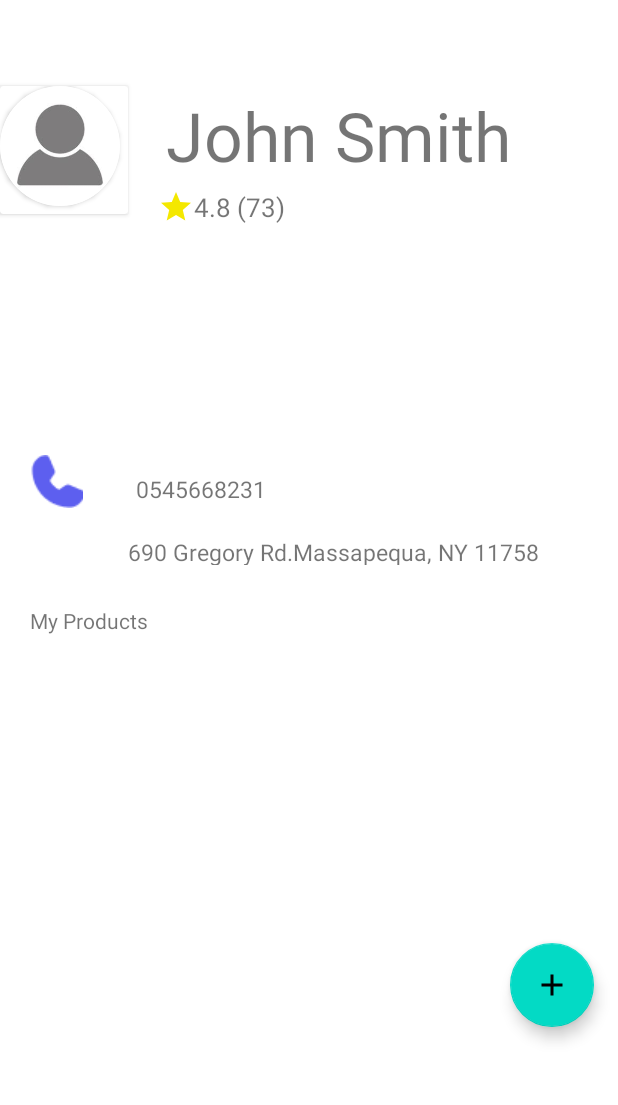
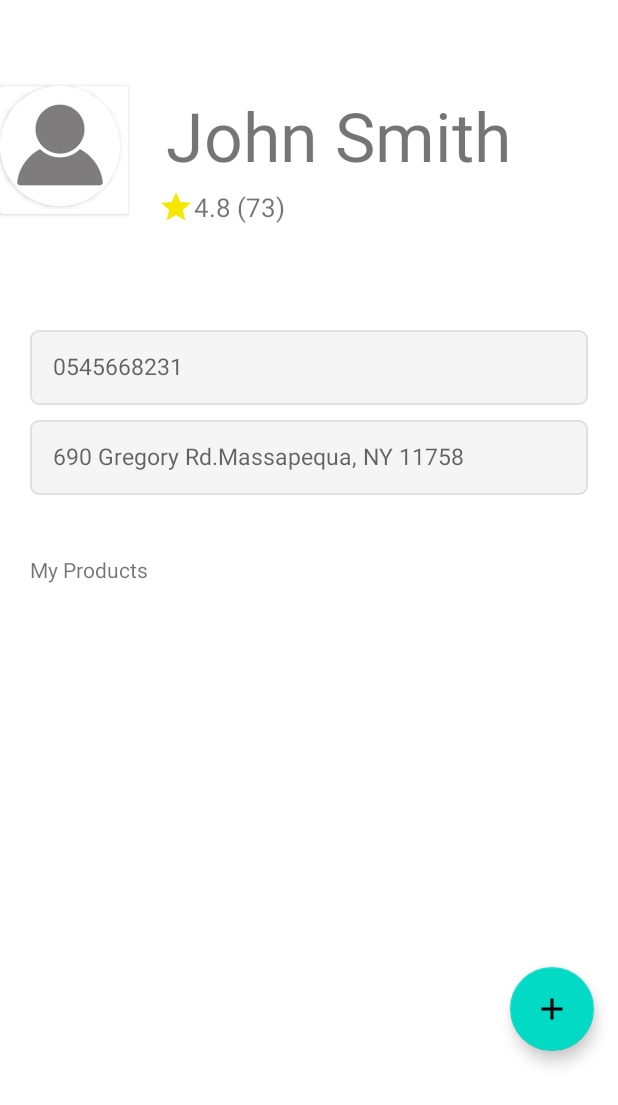
Before and after one commit to kestennoam/Hackaton-Huji-2022, an Android app: the ProfileActivity screen opened directly, with no data from a screen before it, on a phone screen of 412 x 824 dp. Shown: the top 1105 px of the screen. Run offline under Robolectric (Android 15) with nearby library versions, the light colour scheme and no system bars; our stand-ins replace Firebase (no records; nobody signed in at launch, a user with empty details on screens opened directly); 4 statements that could not run were skipped.

Commit message:
fixing bug of user

```diff
--- a/app/src/main/java/com/example/hujihackaton47/ProfileActivity.java
+++ b/app/src/main/java/com/example/hujihackaton47/ProfileActivity.java
@@ -63,7 +63,8 @@ public class ProfileActivity extends AppCompatActivity {
         // recycler view
         RecyclerView recyclerView = findViewById(R.id.item_recycler_view);
         adapter = new MyItemAdapter(null);
-        getAdapter("7" /* todo [noamkesten] change hardcoded*/);
+        Log.d("IDD", user.getId());
+        getAdapter(user.getId() /* todo [noamkesten] change hardcoded*/);
         recyclerView.setAdapter(adapter);
         recyclerView.setLayoutManager(new LinearLayoutManager(this, RecyclerView.HORIZONTAL, false));
 
--- a/app/src/main/java/com/example/hujihackaton47/db/Database.java
+++ b/app/src/main/java/com/example/hujihackaton47/db/Database.java
@@ -113,6 +113,8 @@ public class Database implements IDataBase{
         return myItemsMutableLiveData;
     }
 
+
+
     // Users
     public void addUser(User user) {
         String newId = UUID.randomUUID().toString();
--- a/app/src/main/res/layout/activity_profile.xml
+++ b/app/src/main/res/layout/activity_profile.xml
@@ -11,7 +11,7 @@
         android:id="@+id/llmain2"
         android:layout_width="match_parent"
         android:layout_height="wrap_content"
-        android:layout_marginBottom="100dp"
+        android:layout_marginBottom="20dp"
 
         android:orientation="horizontal">
 
@@ -84,63 +84,31 @@
 
     </LinearLayout>
 
-
-
-
-
-    <LinearLayout
-        android:id="@+id/user_phone"
-        android:layout_width="match_parent"
-        android:layout_height="42dp"
-        android:orientation="horizontal"
-        android:layout_gravity="left"
-        >
-
-
-        <ImageView
-            android:id="@+id/call_image"
-            android:layout_width="wrap_content"
-            android:layout_height="42dp"
-            android:layout_marginLeft="20dp"
-            app:srcCompat="@drawable/call" />
-
-        <TextView
+    <EditText
         android:id="@+id/phone_number"
         android:layout_width="match_parent"
         android:layout_height="50dp"
         android:layout_marginLeft="20dp"
         android:layout_marginRight="20dp"
         android:layout_marginBottom="10dp"
-            android:text="0545668231"
+        android:background="@drawable/et_custom"
+        android:hint="0545668231"
+        android:inputType="textPersonName"
         android:padding="15dp"
         android:textSize="15sp" />
 
-
-    </LinearLayout>
-
-    <LinearLayout
-        android:id="@+id/linear_user"
-        android:layout_width="match_parent"
-        android:layout_height="42dp"
-        android:orientation="horizontal"
-        android:layout_gravity="left"
-        >
-
-
-
-        <TextView
+    <EditText
         android:id="@+id/location"
         android:layout_width="match_parent"
         android:layout_height="50dp"
-            android:layout_marginLeft="70dp"
+        android:layout_marginLeft="20dp"
         android:layout_marginRight="20dp"
         android:layout_marginBottom="20dp"
-            android:text="690 Gregory Rd.Massapequa, NY 11758"
+        android:background="@drawable/et_custom"
+        android:hint="690 Gregory Rd.Massapequa, NY 11758"
+        android:inputType="textPersonName"
         android:padding="15dp"
         android:textSize="15sp" />
-
-
-    </LinearLayout>
 
     <TextView
         android:id="@+id/products_title_text_view"
@@ -151,13 +119,11 @@
         android:layout_marginBottom="5dp"
         android:text="My Products " />
 
-
-
     <androidx.recyclerview.widget.RecyclerView
         android:id="@+id/item_recycler_view"
         android:layout_marginLeft="20dp"
         android:layout_width="match_parent"
-        android:layout_height="200dp"
+        android:layout_height="250dp"
         android:text="item" />
 
     <com.google.android.material.floatingactionbutton.FloatingActionButton
```
Lines whose indentation alone changed are shown as unchanged.
